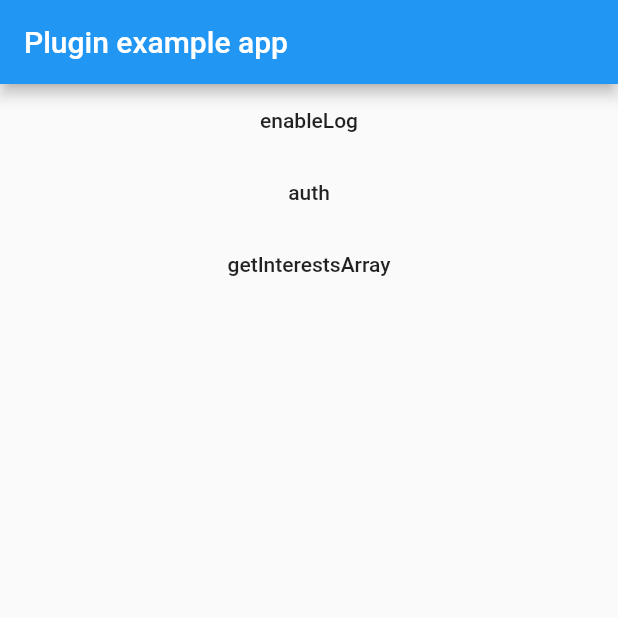
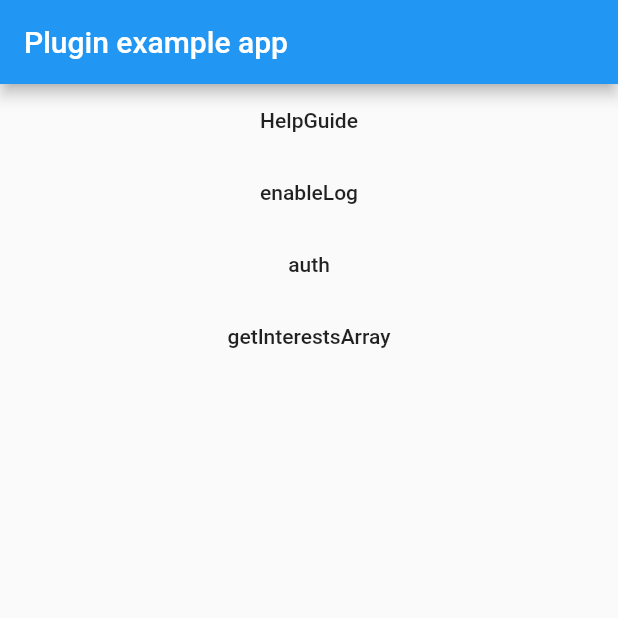
Before and after one commit to iptodays/lebo, a Flutter app: the screen it shows after launch, after a tap on "enableLog", on a phone screen of 412 x 824 dp, the top half of it. Run offline on Flutter 3.47's test engine with Material 2 defaults, Android fonts, the phone set to English and light mode, and no system bars.

Commit message:
增加使用说明的url

```diff
--- a/example/lib/main.dart
+++ b/example/lib/main.dart
@@ -2,7 +2,7 @@ import 'package:flutter/material.dart';
 import 'package:lebo/lebo.dart';
 
 void main() {
-  runApp(MyApp());
+  runApp(MaterialApp(home: MyApp()));
 }
 
 class MyApp extends StatefulWidget {
@@ -18,13 +18,20 @@ class _MyAppState extends State<MyApp> {
 
   @override
   Widget build(BuildContext context) {
-    return MaterialApp(
-      home: Scaffold(
+    return Scaffold(
       appBar: AppBar(
         title: const Text('Plugin example app'),
       ),
       body: ListView(
         children: [
+          MaterialButton(
+            onPressed: () {
+              snakBar(Lebo.instance.helpGuide);
+            },
+            child: Text(
+              'HelpGuide',
+            ),
+          ),
           MaterialButton(
             onPressed: () {
               Lebo.instance.enableLog(enable: true);
@@ -63,7 +70,17 @@ class _MyAppState extends State<MyApp> {
           ),
         ],
       ),
+    );
+  }
+
+  snakBar(String msg) {
+    final snackBar = SnackBar(
+      content: Text('$msg'),
+      action: SnackBarAction(
+        label: 'Undo',
+        onPressed: () {},
       ),
     );
+    ScaffoldMessenger.of(context).showSnackBar(snackBar);
   }
 }
--- a/lib/lebo.dart
+++ b/lib/lebo.dart
@@ -31,6 +31,9 @@ class Lebo {
 
   static Lebo get instance => _instance;
   static late final Lebo _instance = Lebo._();
+
+  /// 如何使用投屏功能
+  String get helpGuide => 'http://cdn.hpplay.com.cn/h5/app/helpGuide.html';
 
   bool get isAuthorized => _isAuthorized;
   bool _isAuthorized = false;
```
Also changed, not shown: example/pubspec.lock, pubspec.lock, 2 other files. Lines whose indentation alone changed are shown as unchanged.
